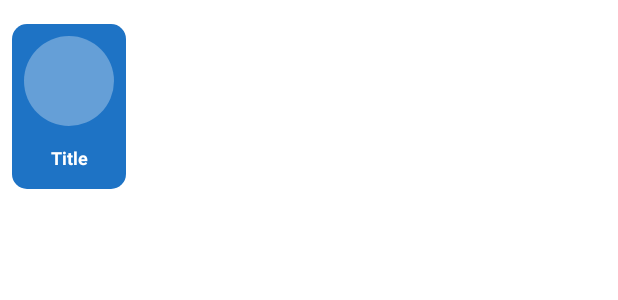
After one commit to HungNgo03/Final_Project_PRM392, an Android app built with Jetpack Compose: the layout viewholder_category.xml on its own in the app's theme, with its tools: preview values and no code run, on a phone screen of 412 x 824 dp. The commit adds this screen. Shown: the top 300 px of the screen. Run offline under Robolectric (Android 15) with nearby library versions, the phone set to English and light mode, and no system bars.

Commit message:
add Adapter and Category

```diff
--- /dev/null
+++ b/app/src/main/res/drawable/blue_rec_bg.xml
@@ -0,0 +1,9 @@
+<?xml version="1.0" encoding="utf-8"?>
+<selector xmlns:android="http://schemas.android.com/apk/res/android">
+    <item>
+        <shape android:shape="rectangle">
+            <solid android:color="@color/blueCat" />
+            <corners android:radius="10dp" />
+        </shape>
+    </item>
+</selector>
--- /dev/null
+++ b/app/src/main/res/drawable/white_bg_circle.xml
@@ -0,0 +1,8 @@
+<?xml version="1.0" encoding="utf-8"?>
+<selector xmlns:android="http://schemas.android.com/apk/res/android">
+    <item>
+        <shape android:shape="oval">
+            <solid android:color="#50ffffff" />
+        </shape>
+    </item>
+</selector>
--- /dev/null
+++ b/app/src/main/res/layout/viewholder_category.xml
@@ -0,0 +1,32 @@
+<?xml version="1.0" encoding="utf-8"?>
+<LinearLayout xmlns:android="http://schemas.android.com/apk/res/android"
+    xmlns:app="http://schemas.android.com/apk/res-auto"
+    android:layout_width="wrap_content"
+    android:background="@drawable/blue_rec_bg"
+    android:layout_marginHorizontal="8dp"
+    android:layout_marginVertical="16dp"
+    android:orientation="vertical"
+    android:layout_height="110dp">
+
+    <ImageView
+        android:id="@+id/picCat"
+        android:layout_width="60dp"
+        android:layout_height="60dp"
+        android:layout_marginHorizontal="8dp"
+        android:layout_marginTop="8dp"
+        android:background="@drawable/white_bg_circle"
+        android:padding="12dp"
+        app:tint="@color/white" />
+
+    <TextView
+        android:id="@+id/titleCat"
+        android:layout_width="match_parent"
+        android:layout_height="wrap_content"
+        android:text="Title"
+        android:textSize="12sp"
+        android:textColor="@color/white"
+        android:layout_marginHorizontal="4dp"
+        android:layout_weight="1"
+        android:textStyle="bold"
+        android:gravity="center" />
+</LinearLayout>
--- a/build.gradle.kts
+++ b/build.gradle.kts
@@ -3,4 +3,5 @@ plugins {
     alias(libs.plugins.android.application) apply false
     alias(libs.plugins.kotlin.android) apply false
     alias(libs.plugins.kotlin.compose) apply false
+    alias(libs.plugins.google.gms.google.services) apply false
 }
```
Also changed, not shown: app/build.gradle.kts (+14 -4 lines), app/src/main/java/com/example/final_project_prm392/Adapter/CategoryAdapter.java (added, +61 -0 lines), app/src/main/java/com/example/final_project_prm392/Domain/CategoryModel.java (added, +34 -0 lines), app/src/main/java/com/example/final_project_prm392/MainActivity.java (added, +36 -0 lines), app/src/main/java/com/example/final_project_prm392/MainActivity.kt (deleted, +0 -47 lines), app/src/main/java/com/example/final_project_prm392/Repository/MainRepository.java (added, +43 -0 lines), app/src/main/java/com/example/final_project_prm392/SplashActivity.java (+5 -4 lines), app/src/main/java/com/example/final_project_prm392/ViewModel/MainViewModel.java (added, +21 -0 lines), app/src/main/res/drawable/green_rec_bg.xml (added, +9 -0 lines), app/src/main/res/drawable/orange_rec_bg.xml (added, +9 -0 lines), app/src/main/res/drawable/purple_rec_bg.xml (added, +9 -0 lines), gradle/libs.versions.toml (+24 -8 lines).
